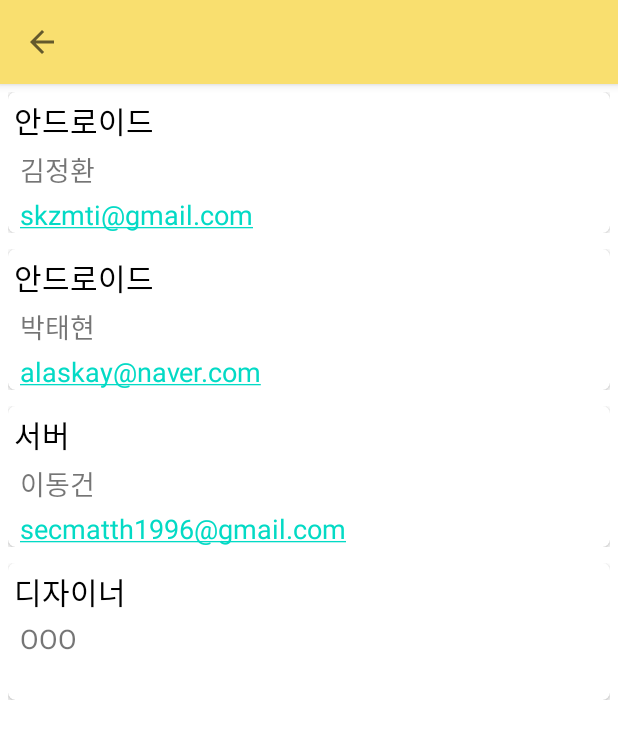
After one commit to matzip-exe/Client, an Android app: the AboutUs screen opened directly, with no data from a screen before it, on a phone screen of 412 x 824 dp. The commit adds this screen. Shown: the top 739 px of the screen. Run offline under Robolectric (Android 15) with nearby library versions, the phone set to English and light mode, and no system bars; our stand-ins replace data binding.

Commit message:
ADD AboutUs, MOD Header

```diff
--- /dev/null
+++ b/app/src/main/assets/json/AboutUs.json
@@ -0,0 +1,24 @@
+{
+    "Item":[
+        {
+            "Position":"안드로이드",
+            "Name":"김정환",
+            "Email":"skzmti@gmail.com"
+        },
+        {
+            "Position":"안드로이드",
+            "Name":"박태현",
+            "Email":"alaskay@naver.com"
+        },
+        {
+            "Position":"서버",
+            "Name":"이동건",
+            "Email":"secmatth1996@gmail.com"
+        },
+        {
+            "Position":"디자이너",
+            "Name":"OOO",
+            "Email":""
+        }
+    ]
+}
--- /dev/null
+++ b/app/src/main/java/com/example/matzip_exe/activities/AboutUs.kt
@@ -0,0 +1,80 @@
+package com.example.matzip_exe.activities
+
+import androidx.appcompat.app.AppCompatActivity
+import android.os.Bundle
+import android.view.MenuItem
+import androidx.databinding.DataBindingUtil
+import androidx.recyclerview.widget.LinearLayoutManager
+import com.example.matzip_exe.R
+import com.example.matzip_exe.adapter.RecycleAboutUsAdapter
+import com.example.matzip_exe.databinding.ActivityAboutUsBinding
+import com.example.matzip_exe.model.ModelAboutUsJson
+import com.example.matzip_exe.model.ModelRecycleAboutUs
+import com.google.gson.Gson
+
+class AboutUs : AppCompatActivity() {
+    private lateinit var activityAboutUsBinding: ActivityAboutUsBinding
+
+    private val item = ArrayList<ModelRecycleAboutUs>()
+    private lateinit var manager: LinearLayoutManager
+    private lateinit var recycleAboutUsAdapter: RecycleAboutUsAdapter
+
+    private lateinit var aboutUsJson: ModelAboutUsJson
+
+    override fun onCreate(savedInstanceState: Bundle?) {
+        super.onCreate(savedInstanceState)
+        activityAboutUsBinding = DataBindingUtil.setContentView(this, R.layout.activity_about_us)
+        init()
+    }
+
+    private fun init(){
+        toolbarInit()
+        getJson()
+        recycleInit()
+    }
+
+    private fun toolbarInit(){
+        setSupportActionBar(activityAboutUsBinding.toolbarAboutus)
+        supportActionBar!!.title = getString(R.string.AboutUs)
+        supportActionBar!!.setDisplayHomeAsUpEnabled(true)
+    }
+
+    private fun getJson(){
+        try{
+            val gson = Gson()
+            val inputStream = this.assets.open("json/AboutUs.json")
+            val json = inputStream.bufferedReader().use {
+                it.readText()
+            }
+
+            aboutUsJson = gson.fromJson(json, ModelAboutUsJson::class.java)
+            itemInit()
+        }
+        catch (e: Exception){
+            e.printStackTrace()
+        }
+    }
+
+    private fun itemInit(){
+        for (i in aboutUsJson.items){
+            item.add(ModelRecycleAboutUs(i.Position, i.Name, i.Email))
+        }
+    }
+
+    private fun recycleInit(){
+        activityAboutUsBinding.recycleAboutus.setHasFixedSize(true)
+        manager = LinearLayoutManager(this)
+        activityAboutUsBinding.recycleAboutus.layoutManager = manager
+        recycleAboutUsAdapter = RecycleAboutUsAdapter(item)
+        activityAboutUsBinding.recycleAboutus.adapter = recycleAboutUsAdapter
+    }
+
+    override fun onOptionsItemSelected(item: MenuItem): Boolean {
+        when(item.itemId){
+            android.R.id.home->{
+                finish()
+            }
+        }
+        return super.onOptionsItemSelected(item)
+    }
+}
--- a/app/src/main/java/com/example/matzip_exe/activities/MainActivity.kt
+++ b/app/src/main/java/com/example/matzip_exe/activities/MainActivity.kt
@@ -127,7 +127,8 @@ class MainActivity : AppCompatActivity(), GetDataListener {
             override fun onClick(dialog: DialogInterface?, which: Int) {
                 when(which){
                     0->{
-                        Toast.makeText(applicationContext, "About us", Toast.LENGTH_SHORT).show()
+                        val goToAboutUs = Intent(applicationContext, AboutUs::class.java)
+                        startActivity(goToAboutUs)
                     }
                     1->{
                         val goToOSS = Intent(applicationContext, OSS::class.java)
--- a/app/src/main/java/com/example/matzip_exe/activities/MatzipList.kt
+++ b/app/src/main/java/com/example/matzip_exe/activities/MatzipList.kt
@@ -166,7 +166,7 @@ class MatzipList : AppCompatActivity(), GetDataListener {
                 Toast.makeText(this, "잠시 후 다시 시도해 주십시오.", Toast.LENGTH_SHORT).show()
             }
             modelBizList?.items!!.isEmpty() -> {
-                Toast.makeText(this, "잠시 후 다시 시도해 주십시오.", Toast.LENGTH_SHORT).show()
+
             }
             modelBizList?.items != null -> {
                 for (i in modelBizList!!.items.indices){
--- /dev/null
+++ b/app/src/main/java/com/example/matzip_exe/adapter/RecycleAboutUsAdapter.kt
@@ -0,0 +1,32 @@
+package com.example.matzip_exe.adapter
+
+import android.view.LayoutInflater
+import android.view.View
+import android.view.ViewGroup
+import android.widget.TextView
+import androidx.recyclerview.widget.RecyclerView
+import com.example.matzip_exe.R
+import com.example.matzip_exe.model.ModelRecycleAboutUs
+
+class RecycleAboutUsAdapter(private val itemList: ArrayList<ModelRecycleAboutUs>):RecyclerView.Adapter<RecycleAboutUsAdapter.ViewHolder>() {
+    inner class ViewHolder(private val v: View): RecyclerView.ViewHolder(v){
+        val text_aboutus_position = v.findViewById<TextView>(R.id.text_aboutus_position)
+        val text_aboutus_name = v.findViewById<TextView>(R.id.text_aboutus_name)
+        val text_aboutus_email = v.findViewById<TextView>(R.id.text_aboutus_email)
+    }
+
+    override fun onCreateViewHolder(parent: ViewGroup, viewType: Int): ViewHolder {
+        val view = LayoutInflater.from(parent.context).inflate(R.layout.recycle_aboutus_view, parent, false)
+        return ViewHolder(view)
+    }
+
+    override fun getItemCount(): Int {
+        return itemList.size
+    }
+
+    override fun onBindViewHolder(holder: ViewHolder, position: Int) {
+        holder.text_aboutus_position.text = itemList[position].position
+        holder.text_aboutus_name.text = itemList[position].name
+        holder.text_aboutus_email.text = itemList[position].Email
+    }
+}
--- a/app/src/main/java/com/example/matzip_exe/http/InterfaceRetrofit.kt
+++ b/app/src/main/java/com/example/matzip_exe/http/InterfaceRetrofit.kt
@@ -5,15 +5,19 @@ import com.example.matzip_exe.model.ModelBizList
 import com.example.matzip_exe.model.ModelCheckRegion
 import retrofit2.Call
 import retrofit2.http.GET
+import retrofit2.http.Headers
 import retrofit2.http.Query
 
 interface InterfaceRetrofit {
+    @Headers("User-Agent: Team No?Yes!")
     @GET("checkRegion")
     fun checkRegion(): Call<ModelCheckRegion>
 
+    @Headers("User-Agent: Team No?Yes!")
     @GET("getBizList")
     fun getBizList(@Query("region") region: String, @Query("filter") filter: String, @Query("since") since: Int, @Query("step") step: Int, @Query("lat") lat: Double?, @Query("lng") lng: Double?): Call<ModelBizList>
 
+    @Headers("User-Agent: Team No?Yes!")
     @GET("getBizDetail")
     fun getBizDetail(@Query("region") region: String, @Query("bizName") bizName: String): Call<ModelBizDetail>
 
--- /dev/null
+++ b/app/src/main/java/com/example/matzip_exe/model/ModelAboutUsJson.kt
@@ -0,0 +1,12 @@
+package com.example.matzip_exe.model
+
+import com.google.gson.annotations.SerializedName
+
+data class ModelAboutUsJson(
+    @SerializedName("Item") val items:List<AboutUsItems>
+) {
+    inner class AboutUsItems(
+        @SerializedName("Position") val Position: String,
+        @SerializedName("Name") val Name:String,
+        @SerializedName("Email") val Email: String)
+}
--- /dev/null
+++ b/app/src/main/java/com/example/matzip_exe/model/ModelRecycleAboutUs.kt
@@ -0,0 +1,4 @@
+package com.example.matzip_exe.model
+
+data class ModelRecycleAboutUs(val position: String, val name: String, val Email: String) {
+}
--- /dev/null
+++ b/app/src/main/res/layout/activity_about_us.xml
@@ -0,0 +1,50 @@
+<?xml version="1.0" encoding="utf-8"?>
+<layout>
+    <androidx.coordinatorlayout.widget.CoordinatorLayout xmlns:android="http://schemas.android.com/apk/res/android"
+        xmlns:app="http://schemas.android.com/apk/res-auto"
+        xmlns:tools="http://schemas.android.com/tools"
+
+
+        android:id="@+id/coord_aboutus"
+        android:layout_width="match_parent"
+        android:layout_height="match_parent">
+
+        <com.google.android.material.appbar.AppBarLayout
+            android:id="@+id/appbar_aboutus"
+
+            android:layout_width="match_parent"
+            android:layout_height="wrap_content">
+
+            <com.google.android.material.appbar.CollapsingToolbarLayout
+                android:id="@+id/ctl_aboutus"
+                android:layout_width="match_parent"
+                android:layout_height="match_parent"
+                app:contentScrim="?attr/colorPrimary"
+
+                app:layout_scrollFlags="scroll|exitUntilCollapsed"
+                app:toolbarId="@+id/toolbar">
+
+
+                <androidx.appcompat.widget.Toolbar
+                    android:id="@+id/toolbar_aboutus"
+                    android:layout_width="match_parent"
+                    android:layout_height="?attr/actionBarSize"></androidx.appcompat.widget.Toolbar>
+            </com.google.android.material.appbar.CollapsingToolbarLayout>
+        </com.google.android.material.appbar.AppBarLayout>
+
+        <LinearLayout
+            android:id="@+id/linear_aboutus"
+            android:layout_width="match_parent"
+            android:layout_height="match_parent"
+            android:orientation="vertical"
+            app:layout_behavior="com.google.android.material.appbar.AppBarLayout$ScrollingViewBehavior"
+            tools:context=".activities.AboutUs">
+
+            <androidx.recyclerview.widget.RecyclerView
+                android:id="@+id/recycle_aboutus"
+                android:layout_width="match_parent"
+                android:layout_height="match_parent" />
+        </LinearLayout>
+
+    </androidx.coordinatorlayout.widget.CoordinatorLayout>
+</layout>
--- /dev/null
+++ b/app/src/main/res/layout/recycle_aboutus_view.xml
@@ -0,0 +1,53 @@
+<?xml version="1.0" encoding="utf-8"?>
+<LinearLayout xmlns:android="http://schemas.android.com/apk/res/android"
+    android:layout_width="match_parent"
+    android:layout_height="wrap_content"
+    xmlns:app="http://schemas.android.com/apk/res-auto"
+    android:orientation="vertical"
+    android:layout_margin="5dp">
+
+    <androidx.cardview.widget.CardView
+        android:layout_width="match_parent"
+        android:layout_height="wrap_content"
+        app:cardCornerRadius="5dp">
+
+        <LinearLayout
+            android:layout_width="match_parent"
+            android:layout_height="wrap_content"
+            android:orientation="vertical">
+
+            <TextView
+                android:id="@+id/text_aboutus_position"
+                android:layout_width="match_parent"
+                android:layout_height="wrap_content"
+                android:layout_marginStart="4dp"
+                android:layout_marginTop="4dp"
+                android:layout_weight="1"
+                android:text="TextView"
+                android:textColor="#000000"
+                android:textSize="20sp" />
+
+            <TextView
+                android:id="@+id/text_aboutus_name"
+                android:layout_width="match_parent"
+                android:layout_height="wrap_content"
+                android:layout_marginStart="8dp"
+                android:layout_marginTop="4dp"
+                android:layout_weight="1"
+                android:text="TextView"
+                android:textSize="18sp" />
+
+            <TextView
+                android:id="@+id/text_aboutus_email"
+                android:layout_width="match_parent"
+                android:layout_height="wrap_content"
+                android:layout_marginStart="8dp"
+                android:layout_marginTop="4dp"
+                android:layout_weight="1"
+                android:autoLink="email"
+                android:text="TextView"
+                android:textSize="18sp" />
+        </LinearLayout>
+    </androidx.cardview.widget.CardView>
+
+</LinearLayout>
--- a/app/src/main/res/values/strings.xml
+++ b/app/src/main/res/values/strings.xml
@@ -6,6 +6,7 @@
     <string name="no_distacne">거리 ? km</string>
     <string name="cancel">취소</string>
     <string name="OSS">OSS Notice</string>
+    <string name="AboutUs">About US</string>
     <string name="Apache">  "Apache License
                            Version 2.0, January 2004
                         http://www.apache.org/licenses/
```
Also changed, not shown: app/src/main/AndroidManifest.xml (+4 -3 lines).
